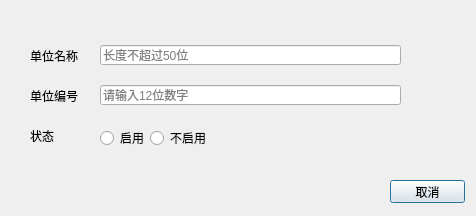
Above: newcomdialog.ui from sl5976886/sectool before the change. Below: the same form after it.
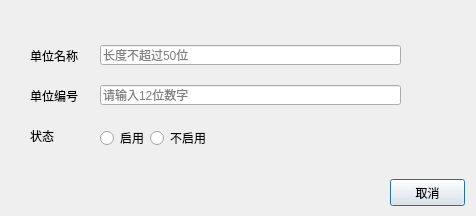
That is the form after the change.

What changed in the file:
```diff
--- a/newcomdialog.ui
+++ b/newcomdialog.ui
@@ -108,9 +108,9 @@
    <property name="geometry">
     <rect>
      <x>390</x>
-     <y>180</y>
+     <y>179</y>
      <width>75</width>
-     <height>23</height>
+     <height>27</height>
     </rect>
    </property>
    <property name="styleSheet">
```
